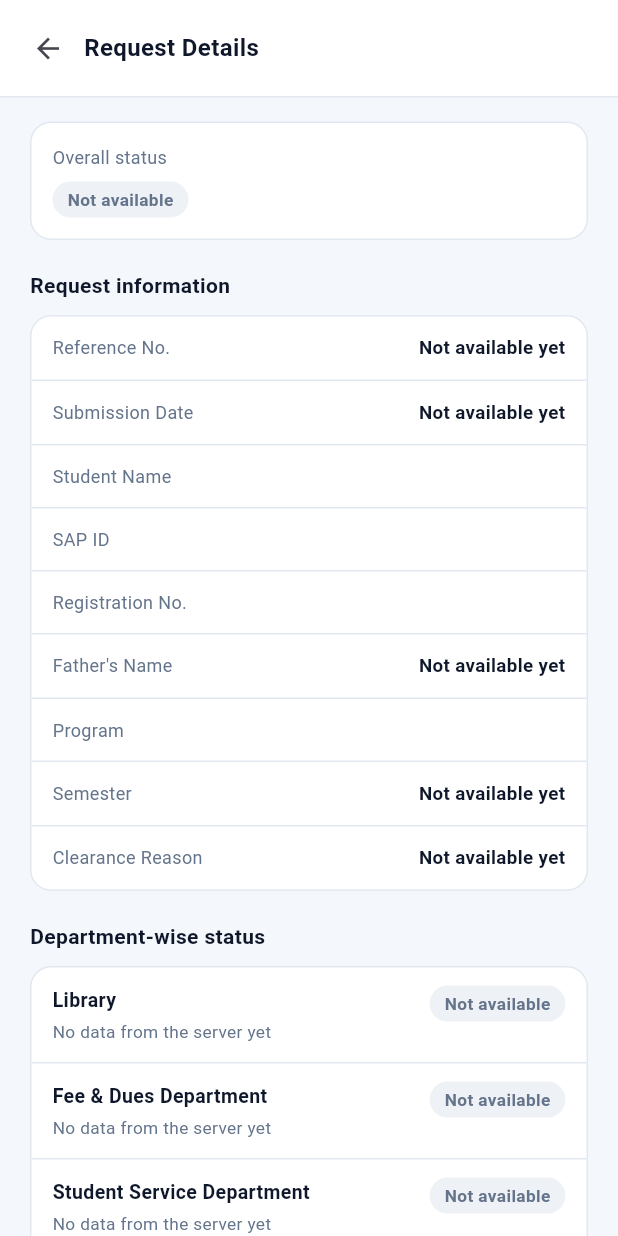
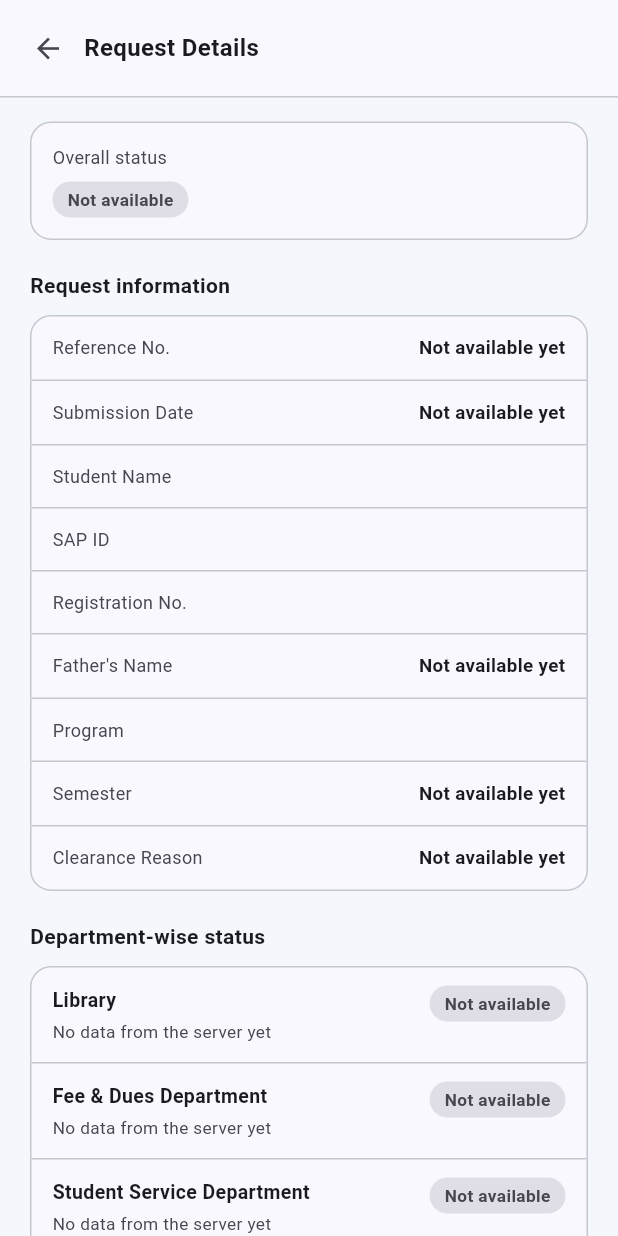
Before and after one commit to ibad-r/e-clearance-mobile, a Flutter app: the StudentDetailsScreen screen opened directly, on a phone screen of 412 x 824 dp. Run offline on Flutter 3.47's test engine with Material 3 defaults, Android fonts, the phone set to English and light mode, and no system bars; our stand-ins replace flutter_secure_storage; accounts and stored records are empty.

Commit message:
fix: add accessible back labels and theme colors to details and history screens

```diff
--- a/lib/features/student/screens/student_details_screen.dart
+++ b/lib/features/student/screens/student_details_screen.dart
@@ -27,6 +27,7 @@ class StudentDetailsScreen extends StatelessWidget {
   @override
   Widget build(BuildContext context) {
     final state = context.watch<StudentState>();
+    final cs = Theme.of(context).colorScheme;
     final request = state.currentRequest;
     final profile = state.profile;
 
@@ -37,22 +38,23 @@ class StudentDetailsScreen extends StatelessWidget {
             Container(
               width: double.infinity,
               padding: const EdgeInsets.fromLTRB(8, 8, 20, 8),
-              decoration: const BoxDecoration(
-                color: Colors.white,
-                border: Border(bottom: BorderSide(color: AppTheme.border)),
+              decoration: BoxDecoration(
+                color: cs.surface,
+                border: Border(bottom: BorderSide(color: cs.outlineVariant)),
               ),
               child: Row(
                 children: [
                   IconButton(
                     icon: const Icon(Icons.arrow_back, size: 22),
+                    tooltip: 'Back',
                     onPressed: () => Navigator.pop(context),
                   ),
-                  const Text(
+                  Text(
                     'Request Details',
                     style: TextStyle(
                       fontSize: 16,
                       fontWeight: FontWeight.w700,
-                      color: AppTheme.textDark,
+                      color: cs.onSurface,
                     ),
                   ),
                 ],
@@ -68,16 +70,16 @@ class StudentDetailsScreen extends StatelessWidget {
                       width: double.infinity,
                       padding: const EdgeInsets.all(14),
                       decoration: BoxDecoration(
-                        color: Colors.white,
+                        color: cs.surface,
                         borderRadius: BorderRadius.circular(14),
-                        border: Border.all(color: AppTheme.border),
+                        border: Border.all(color: cs.outlineVariant),
                       ),
                       child: Column(
                         crossAxisAlignment: CrossAxisAlignment.start,
                         children: [
-                          const Text('Overall status',
+                          Text('Overall status',
                               style: TextStyle(
-                                  fontSize: 12, color: AppTheme.textMuted)),
+                                  fontSize: 12, color: cs.onSurfaceVariant)),
                           const SizedBox(height: 8),
                           request == null
                               ? const _Badge(
@@ -129,17 +131,17 @@ class StudentDetailsScreen extends StatelessWidget {
                       width: double.infinity,
                       padding: const EdgeInsets.all(14),
                       decoration: BoxDecoration(
-                        color: Colors.white,
+                        color: cs.surface,
                         borderRadius: BorderRadius.circular(14),
-                        border: Border.all(color: AppTheme.border),
+                        border: Border.all(color: cs.outlineVariant),
                       ),
                       child: Text(
                         request == null
                             ? 'No data from the server yet.'
                             : 'No outstanding requirements have been '
                             'reported.',
-                        style: const TextStyle(
-                            fontSize: 13, color: AppTheme.textMuted),
+                        style: TextStyle(
+                            fontSize: 13, color: cs.onSurfaceVariant),
                       ),
                     ),
                     const SizedBox(height: 16),
@@ -147,25 +149,24 @@ class StudentDetailsScreen extends StatelessWidget {
                       width: double.infinity,
                       padding: const EdgeInsets.all(12),
                       decoration: BoxDecoration(
-                        color: AppTheme.infoBg,
+                        color: cs.primaryContainer,
                         borderRadius: BorderRadius.circular(12),
-                        border:
-                        Border.all(color: const Color(0xFFCBD8F5)),
+                        border: Border.all(color: cs.outlineVariant),
                       ),
                       child: Row(
                         crossAxisAlignment: CrossAxisAlignment.start,
                         children: [
-                          const Icon(Icons.school_outlined,
-                              size: 16, color: AppTheme.primary),
+                          Icon(Icons.school_outlined,
+                              size: 16, color: cs.onPrimaryContainer),
                           const SizedBox(width: 8),
                           Expanded(
                             child: RichText(
-                              text: const TextSpan(
+                              text: TextSpan(
                                 style: TextStyle(
                                     fontSize: 12.5,
-                                    color: AppTheme.primary,
+                                    color: cs.onPrimaryContainer,
                                     height: 1.35),
-                                children: [
+                                children: const [
                                   TextSpan(
                                     text: 'Next step after clearance: ',
                                     style: TextStyle(
@@ -207,10 +208,10 @@ class _SectionTitle extends StatelessWidget {
     padding: const EdgeInsets.only(bottom: 10),
     child: Text(
       text,
-      style: const TextStyle(
+      style: TextStyle(
         fontSize: 14,
         fontWeight: FontWeight.w700,
-        color: AppTheme.textDark,
+        color: Theme.of(context).colorScheme.onSurface,
       ),
     ),
   );
@@ -222,12 +223,13 @@ class _Card extends StatelessWidget {
 
   @override
   Widget build(BuildContext context) {
+    final cs = Theme.of(context).colorScheme;
     return Container(
       width: double.infinity,
       decoration: BoxDecoration(
-        color: Colors.white,
+        color: cs.surface,
         borderRadius: BorderRadius.circular(14),
-        border: Border.all(color: AppTheme.border),
+        border: Border.all(color: cs.outlineVariant),
       ),
       child: Column(children: children),
     );
@@ -242,12 +244,13 @@ class _InfoRow extends StatelessWidget {
 
   @override
   Widget build(BuildContext context) {
+    final cs = Theme.of(context).colorScheme;
     return Container(
       padding: const EdgeInsets.symmetric(horizontal: 14, vertical: 12),
       decoration: BoxDecoration(
         border: last
             ? null
-            : const Border(bottom: BorderSide(color: AppTheme.border)),
+            : Border(bottom: BorderSide(color: cs.outlineVariant)),
       ),
       child: Row(
         crossAxisAlignment: CrossAxisAlignment.start,
@@ -255,18 +258,17 @@ class _InfoRow extends StatelessWidget {
           Expanded(
             flex: 4,
             child: Text(label,
-                style: const TextStyle(
-                    fontSize: 12, color: AppTheme.textMuted)),
+                style: TextStyle(fontSize: 12, color: cs.onSurfaceVariant)),
           ),
           Expanded(
             flex: 6,
             child: Text(
               value,
               textAlign: TextAlign.right,
-              style: const TextStyle(
+              style: TextStyle(
                 fontSize: 12.5,
                 fontWeight: FontWeight.w600,
-                color: AppTheme.textDark,
+                color: cs.onSurface,
               ),
             ),
           ),
@@ -291,6 +293,7 @@ class _DepartmentRow extends StatelessWidget {
 
   @override
   Widget build(BuildContext context) {
+    final cs = Theme.of(context).colorScheme;
     final i = item;
     final badge = i == null
         ? const _Badge(label: 'Not available', kind: _BadgeKind.unknown)
@@ -308,7 +311,7 @@ class _DepartmentRow extends StatelessWidget {
       decoration: BoxDecoration(
         border: last
             ? null
-            : const Border(bottom: BorderSide(color: AppTheme.border)),
+            : Border(bottom: BorderSide(color: cs.outlineVariant)),
       ),
       child: Row(
         crossAxisAlignment: CrossAxisAlignment.start,
@@ -323,10 +326,10 @@ class _DepartmentRow extends StatelessWidget {
                   children: [
                     Text(
                       name,
-                      style: const TextStyle(
+                      style: TextStyle(
                         fontSize: 13,
                         fontWeight: FontWeight.w700,
-                        color: AppTheme.textDark,
+                        color: cs.onSurface,
                       ),
                     ),
                     if (ifRequired)
@@ -335,7 +338,7 @@ class _DepartmentRow extends StatelessWidget {
                         style: TextStyle(
                           fontSize: 11,
                           fontWeight: FontWeight.w600,
-                          color: Color(0xFFB45309),
+                          color: Color(0xFFD97706),
                         ),
                       ),
                   ],
@@ -345,8 +348,8 @@ class _DepartmentRow extends StatelessWidget {
                   i == null
                       ? 'No data from the server yet'
                       : (i.updateText ?? 'No update yet'),
-                  style: const TextStyle(
-                      fontSize: 11.5, color: AppTheme.textMuted),
+                  style:
+                  TextStyle(fontSize: 11.5, color: cs.onSurfaceVariant),
                 ),
               ],
             ),
@@ -368,23 +371,16 @@ class _Badge extends StatelessWidget {
 
   @override
   Widget build(BuildContext context) {
-    final Color bg;
-    final Color fg;
-    switch (kind) {
-      case _BadgeKind.pending:
-        bg = const Color(0xFFFEF3C7);
-        fg = const Color(0xFFB45309);
-      case _BadgeKind.cleared:
-        bg = const Color(0xFFE6F4EA);
-        fg = const Color(0xFF15803D);
-      case _BadgeKind.unknown:
-        bg = const Color(0xFFEEF1F5);
-        fg = AppTheme.textMuted;
-    }
+    final cs = Theme.of(context).colorScheme;
+    final Color fg = switch (kind) {
+      _BadgeKind.pending => const Color(0xFFD97706),
+      _BadgeKind.cleared => const Color(0xFF16A34A),
+      _BadgeKind.unknown => cs.onSurfaceVariant,
+    };
     return Container(
       padding: const EdgeInsets.symmetric(horizontal: 10, vertical: 4),
       decoration: BoxDecoration(
-        color: bg,
+        color: fg.withValues(alpha: 0.15),
         borderRadius: BorderRadius.circular(20),
       ),
       child: Text(
```
Also changed, not shown: lib/features/student/screens/student_history_screen.dart (+28 -25 lines).
